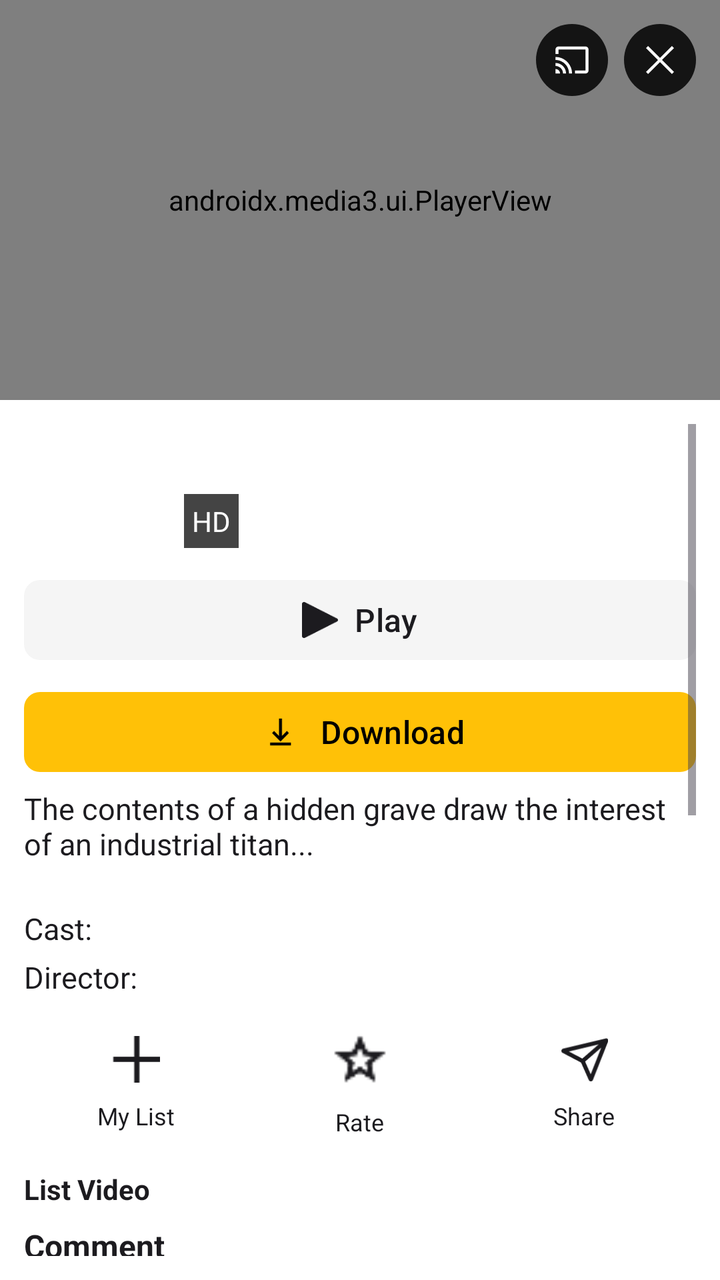
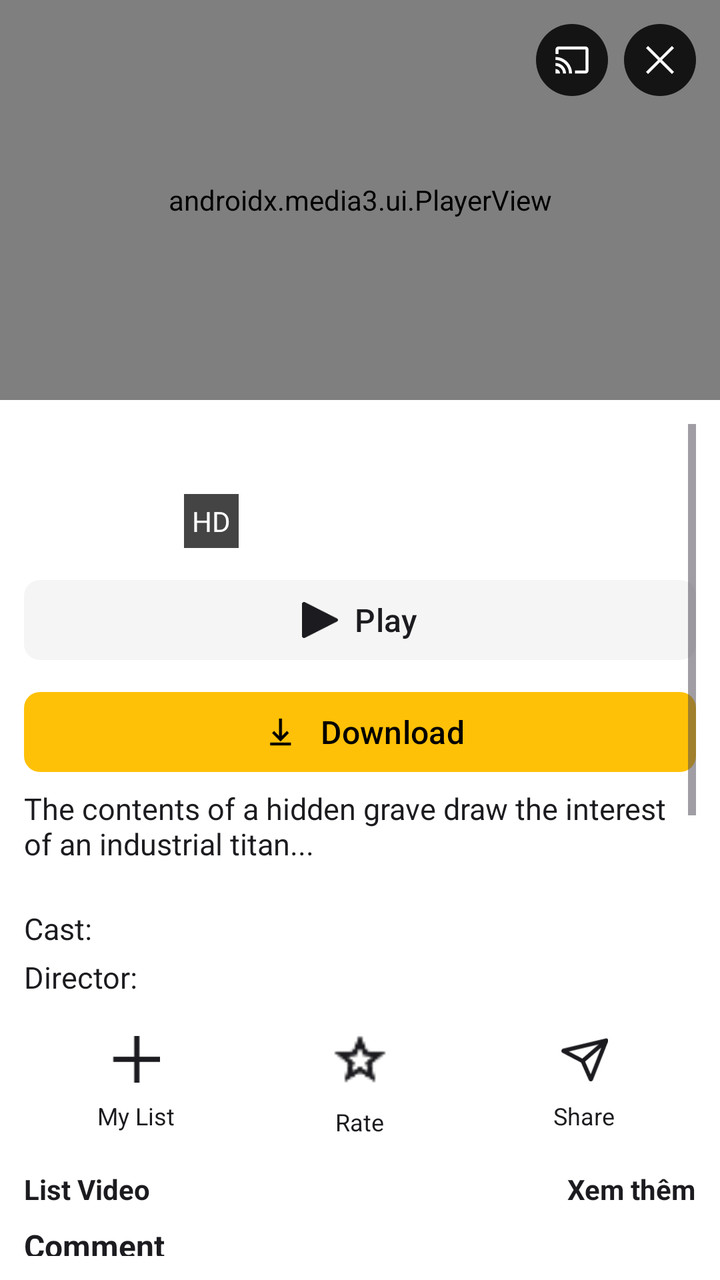

Screens rendered from an Android XML layout before and after an edit, with the pre-edit source and the edit as a unified diff.
<!-- AndroidManifest.xml: application theme Theme.AppXemPhim -->
<!-- res/layout/activity_movie_details.xml -->
<?xml version="1.0" encoding="utf-8"?>
<LinearLayout xmlns:android="http://schemas.android.com/apk/res/android"
    xmlns:app="http://schemas.android.com/apk/res-auto"
    android:layout_width="match_parent"
    android:layout_height="match_parent"
    xmlns:tools="http://schemas.android.com/tools"
    android:orientation="vertical"
    android:background="@color/colorBackground"
    android:fitsSystemWindows="true">

    
    <FrameLayout
        android:layout_width="match_parent"
        android:layout_height="200dp">

        
        <androidx.media3.ui.PlayerView
            android:id="@+id/thumbnail"
            android:layout_width="match_parent"
            android:layout_height="match_parent" />

        
        <LinearLayout
            android:layout_width="wrap_content"
            android:layout_height="wrap_content"
            android:layout_gravity="top|end"
            android:orientation="horizontal"
            android:padding="12dp"
            android:gravity="center">

            
            <ImageButton
                android:id="@+id/btnCast"
                android:layout_width="36dp"
                android:layout_height="36dp"
                android:background="@drawable/border_circle_black"
                android:src="@drawable/broadcast"
                android:scaleType="centerInside"
                android:contentDescription="Cast"
                android:layout_marginEnd="8dp" />

            
            <ImageButton
                android:id="@+id/btnClose"
                android:layout_width="36dp"
                android:layout_height="36dp"
                android:background="@drawable/border_circle_black"
                android:src="@drawable/cross"
                android:scaleType="centerInside"
                android:contentDescription="Close" />
        </LinearLayout>
    </FrameLayout>



    



    <ScrollView
        android:layout_width="match_parent"
        android:layout_height="0dp"
        android:layout_weight="1"
        android:padding="12dp">

        <LinearLayout
            android:layout_width="match_parent"
            android:layout_height="wrap_content"
            android:orientation="vertical">

            
            <TextView
                android:id="@+id/title"
                android:layout_width="wrap_content"
                android:layout_height="wrap_content"
                android:text="Blade Runner 2049"
                android:textSize="20sp"
                android:textStyle="bold"
                android:textColor="#FFFFFF"
                android:layout_marginBottom="8dp" />

            
            <LinearLayout
                android:id="@+id/sub_info"
                android:layout_width="wrap_content"
                android:layout_height="wrap_content"
                android:orientation="horizontal"
                android:layout_marginBottom="8dp">

                <TextView
                    android:id="@+id/year"
                    android:layout_width="wrap_content"
                    android:layout_height="wrap_content"
                    android:text="2017"
                    android:textColor="#FFFFFF"
                    android:layout_marginEnd="12dp" />

                <TextView
                    android:layout_width="wrap_content"
                    android:layout_height="wrap_content"
                    android:text="16+"
                    android:textColor="#FFFFFF"
                    android:layout_marginEnd="12dp" />

                <TextView
                    android:layout_width="wrap_content"
                    android:layout_height="wrap_content"
                    android:text="HD"
                    android:textColor="#FFFFFF"
                    android:background="#444"
                    android:padding="4dp" />
            </LinearLayout>

            
            <com.google.android.material.button.MaterialButton
                android:id="@+id/btnPlay"
                android:layout_width="match_parent"
                android:layout_height="wrap_content"
                android:layout_weight="1"
                android:text="Play"
                android:textColor="@color/onSurface"
                android:textSize="16sp"
                app:backgroundTint="@color/colorSurface"
                app:cornerRadius="8dp"
                app:icon="@drawable/play_video"
                app:iconGravity="textStart"
                app:iconPadding="8dp"
                app:iconTint="@color/onSurface"
                android:layout_marginVertical="4dp"
                />


            
            <com.google.android.material.button.MaterialButton
                android:id="@+id/btnDownload"
                android:layout_width="match_parent"
                android:layout_height="wrap_content"
                android:layout_weight="1"
                android:text="Download"
                android:textColor="@color/onSecondary"
                android:textSize="16sp"
                app:backgroundTint="@color/colorSecondary"
                app:cornerRadius="8dp"
                app:icon="@drawable/download"
                app:iconGravity="textStart"
                app:iconPadding="8dp"
                app:iconTint="@color/onSecondary"
                app:iconSize="24dp"
                android:layout_marginVertical="4dp"/>


            
            <TextView
                android:id="@+id/description"
                android:layout_width="match_parent"
                android:layout_height="wrap_content"
                android:text="The contents of a hidden grave draw the interest of an industrial titan..."
                android:textColor="@color/onBackground"
                android:maxLines="3"
                android:ellipsize="end"
                android:textSize="15sp"
                android:minHeight="48dp"
                android:layout_marginBottom="12dp" />

            
            <TextView
                android:id="@+id/actor"
                android:layout_width="wrap_content"
                android:layout_height="wrap_content"
                android:text="Cast: "
                android:textColor="@color/onBackground"
                android:textSize="15sp" />

            <TextView
                android:id="@+id/directors"
                android:layout_width="wrap_content"
                android:layout_height="wrap_content"
                android:text="Director: "
                android:textColor="@color/onBackground"
                android:textSize="15sp"
                android:layout_marginTop="4dp" />

            
            <LinearLayout
                android:id="@+id/menu_buttons"
                android:layout_width="match_parent"
                android:layout_height="wrap_content"
                android:orientation="horizontal"
                android:gravity="center"
                android:layout_marginTop="16dp"
                android:layout_marginBottom="16dp"
                >

                
                <LinearLayout
                    android:layout_width="0dp"
                    android:layout_height="wrap_content"
                    android:layout_weight="1"
                    android:orientation="vertical"
                    android:gravity="center">

                    <ImageView
                        android:layout_width="24dp"
                        android:layout_height="24dp"
                        android:src="@drawable/plus"
                        android:onClick="addMyList"
                        app:tint="@color/onBackground"/>

                    <TextView
                        android:layout_width="wrap_content"
                        android:layout_height="wrap_content"
                        android:text="My List"
                        android:textColor="@color/onBackground"
                        android:textSize="12sp"
                        android:layout_marginTop="8dp" />
                </LinearLayout>

                
                <LinearLayout
                    android:layout_width="0dp"
                    android:layout_height="wrap_content"
                    android:layout_weight="1"
                    android:orientation="vertical"
                    android:gravity="center">

                    <ImageView
                        android:layout_width="30dp"
                        android:layout_height="30dp"
                        android:src="@drawable/start"
                        android:onClick="rate"
                        app:tint="@color/onBackground"/>

                    <TextView
                        android:layout_width="wrap_content"
                        android:layout_height="wrap_content"
                        android:text="Rate"
                        android:textColor="@color/onBackground"
                        android:textSize="12sp"
                        android:layout_marginTop="8dp" />
                </LinearLayout>

                
                <LinearLayout
                    android:layout_width="0dp"
                    android:layout_height="wrap_content"
                    android:layout_weight="1"
                    android:orientation="vertical"
                    android:gravity="center">

                    <ImageView
                        android:layout_width="24dp"
                        android:layout_height="24dp"
                        android:src="@drawable/share"
                        app:tint="@color/onBackground"/>

                    <TextView
                        android:layout_width="wrap_content"
                        android:layout_height="wrap_content"
                        android:text="Share"
                        android:textColor="@color/onBackground"
                        android:textSize="12sp"
                        android:layout_marginTop="8dp"
                        />
                </LinearLayout>
            </LinearLayout>

            
            <TextView
                android:layout_width="match_parent"
                android:layout_height="wrap_content"
                android:text="List Video"
                android:textColor="@color/onBackground"
                android:textStyle="bold"
                android:layout_marginBottom="8dp" />

            <ListView
                android:id="@+id/listvideoDetail"
                android:layout_width="match_parent"
                android:layout_height="wrap_content"
                android:maxHeight="250dp"
                android:background="@drawable/bg_list_video"
                android:visibility="gone" />

            
            <TextView
                android:id="@+id/textView"
                android:layout_width="match_parent"
                android:layout_height="wrap_content"
                android:text="Comment"
                android:textColor="@color/onBackground"
                android:textSize="16sp"
                android:textStyle="bold"
                app:layout_constraintTop_toTopOf="parent"
                app:layout_constraintStart_toStartOf="parent"
                app:layout_constraintEnd_toEndOf="parent" />
            <LinearLayout
                android:id="@+id/sendMess"
                android:layout_width="match_parent"
                android:layout_height="wrap_content"
                android:orientation="horizontal"
                android:padding="8dp"
                android:background="@drawable/bg_input_container"
                android:gravity="center_vertical"
                app:layout_constraintTop_toBottomOf="@id/textView"
                app:layout_constraintStart_toStartOf="parent"
                app:layout_constraintEnd_toEndOf="parent">

                <EditText
                    android:id="@+id/editMessage"
                    android:layout_width="0dp"
                    android:layout_height="wrap_content"
                    android:layout_weight="1"
                    android:textSize="14sp"
                    android:padding="10dp"
                    android:maxLines="5"
                    android:minHeight="40dp"
                    android:inputType="textMultiLine" />

                <ImageButton
                    android:id="@+id/btnSend"
                    android:layout_width="40dp"
                    android:layout_height="40dp"
                    android:background="@android:color/transparent"
                    android:src="@android:drawable/ic_menu_send"
                    android:contentDescription="Gửi"
                    android:padding="5dp"
                    app:tint="@android:color/holo_blue_dark" />
            </LinearLayout>

            <androidx.recyclerview.widget.RecyclerView
                android:id="@+id/list_comment"
                android:layout_width="match_parent"
                android:layout_height="wrap_content"
                android:layout_margin="8dp"
                tools:layout_editor_absoluteX="54dp"
                tools:layout_editor_absoluteY="457dp"
                android:background="@drawable/bg_list_video"
                app:layout_constraintTop_toBottomOf="@id/sendMess"
                app:layout_constraintStart_toStartOf="parent"
                app:layout_constraintEnd_toEndOf="parent"
                android:scrollbars="vertical"/>

            
            <TextView
                android:id="@+id/more_like_this"
                android:layout_width="wrap_content"
                android:layout_height="wrap_content"
                android:text="More Like This"
                android:textColor="@color/onBackground"
                android:textSize="18sp"
                android:textStyle="bold"
                android:layout_marginTop="24dp"
                android:layout_marginBottom="8dp" />

        <androidx.recyclerview.widget.RecyclerView
            android:id="@+id/listmovie"
            android:layout_width="0dp"
            android:layout_height="350dp"
            android:layout_marginTop="8dp"
            android:scrollbars="horizontal"
            app:layout_constraintTop_toBottomOf="@id/more_like_this"
            app:layout_constraintStart_toStartOf="parent"
            app:layout_constraintEnd_toEndOf="parent" />



    </LinearLayout>
</ScrollView>
</LinearLayout>
<!-- resources referenced by this layout -->
<resources>
  <color name="colorBackground">#FFFFFF</color>
  <color name="colorSecondary">#FFC107</color>
  <color name="colorSurface">#F5F5F5</color>
  <color name="onBackground">#1C1B1F</color>
  <color name="onSecondary">#000000</color>
  <color name="onSurface">#1C1B1F</color>
  <!-- drawable bg_input_container (drawable) -->
  <?xml version="1.0" encoding="utf-8"?>
  <shape xmlns:android="http://schemas.android.com/apk/res/android">
      <solid android:color="#5F5858" /> 
      <corners android:radius="20dp" />
  </shape>
  <!-- drawable bg_list_video (drawable) -->
  <?xml version="1.0" encoding="utf-8"?>
      <shape xmlns:android="http://schemas.android.com/apk/res/android">
          <solid android:color="#373236" /> 
          <stroke
              android:width="2dp"
              android:color="#5F5858" /> 
          <corners android:radius="8dp" /> 
          <padding
              android:left="8dp"
              android:top="8dp"
              android:right="8dp"
              android:bottom="8dp" />
      </shape>
  <!-- drawable border_circle_black (drawable) -->
  <shape xmlns:android="http://schemas.android.com/apk/res/android">
      <solid android:color="#141414" /> 
      <corners android:radius="50dp" />
  </shape>
  <!-- drawable broadcast: png bitmap (drawable-hdpi, 478 bytes) -->
  <!-- drawable cross: png bitmap (drawable-hdpi, 268 bytes) -->
  <!-- drawable download: png bitmap (drawable-hdpi, 338 bytes) -->
  <!-- drawable play_video: png bitmap (drawable-hdpi, 312 bytes) -->
  <!-- drawable plus: png bitmap (drawable-hdpi, 174 bytes) -->
  <!-- drawable share: png bitmap (drawable-hdpi, 581 bytes) -->
  <!-- drawable start: png bitmap (drawable, 603 bytes) -->
  <style name="Theme.AppXemPhim" parent="Base.Theme.AppXemPhim" />
  <style name="Base.Theme.AppXemPhim" parent="Theme.Material3.DayNight.NoActionBar">
          
          
      </style>
</resources>

<!-- the commit's change to res/layout/activity_movie_details.xml (unified diff, before → after) -->
@@ -265,15 +265,34 @@
             </LinearLayout>
 
             
-            <TextView
-                android:layout_width="match_parent"
-                android:layout_height="wrap_content"
-                android:text="List Video"
-                android:textColor="@color/onBackground"
-                android:textStyle="bold"
-                android:layout_marginBottom="8dp" />
-
-            <ListView
+            <androidx.constraintlayout.widget.ConstraintLayout
+                android:layout_width="match_parent"
+                android:layout_height="wrap_content"
+                android:layout_marginBottom="8dp">
+
+                <TextView
+                    android:id="@+id/titleText"
+                    android:layout_width="wrap_content"
+                    android:layout_height="wrap_content"
+                    android:text="List Video"
+                    android:textColor="@color/onBackground"
+                    android:textStyle="bold"
+                    app:layout_constraintStart_toStartOf="parent"
+                    app:layout_constraintTop_toTopOf="parent" />
+
+                <TextView
+                    android:id="@+id/moreVideos"
+                    android:layout_width="wrap_content"
+                    android:layout_height="wrap_content"
+                    android:text="Xem thêm"
+                    android:textColor="@color/onBackground"
+                    android:textStyle="bold"
+                    app:layout_constraintEnd_toEndOf="parent"
+                    app:layout_constraintTop_toTopOf="parent" />
+
+            </androidx.constraintlayout.widget.ConstraintLayout>
+
+            <androidx.recyclerview.widget.RecyclerView
                 android:id="@+id/listvideoDetail"
                 android:layout_width="match_parent"
                 android:layout_height="wrap_content"
